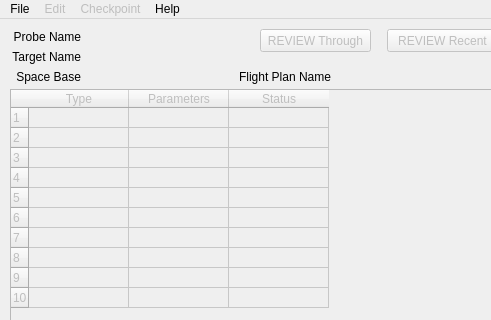
whiskie14142/SolarSystemVoyager, file source/ui/mainwindow.ui: the form before one commit; both pictures show x 0 to 491 and y 0 to 320 of the 640 by 700 pixel window.
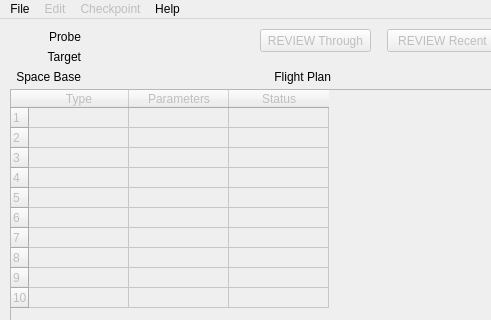
The form after the commit.

```diff
--- a/source/ui/mainwindow.ui
+++ b/source/ui/mainwindow.ui
@@ -249,7 +249,7 @@
      </rect>
     </property>
     <property name="text">
-     <string>Probe Name</string>
+     <string>Probe</string>
     </property>
     <property name="alignment">
      <set>Qt::AlignRight|Qt::AlignTrailing|Qt::AlignVCenter</set>
@@ -265,7 +265,7 @@
      </rect>
     </property>
     <property name="text">
-     <string>Target Name</string>
+     <string>Target</string>
     </property>
     <property name="alignment">
      <set>Qt::AlignRight|Qt::AlignTrailing|Qt::AlignVCenter</set>
@@ -341,7 +341,7 @@
      </rect>
     </property>
     <property name="text">
-     <string>Flight Plan Name</string>
+     <string>Flight Plan</string>
     </property>
     <property name="alignment">
      <set>Qt::AlignRight|Qt::AlignTrailing|Qt::AlignVCenter</set>
```
